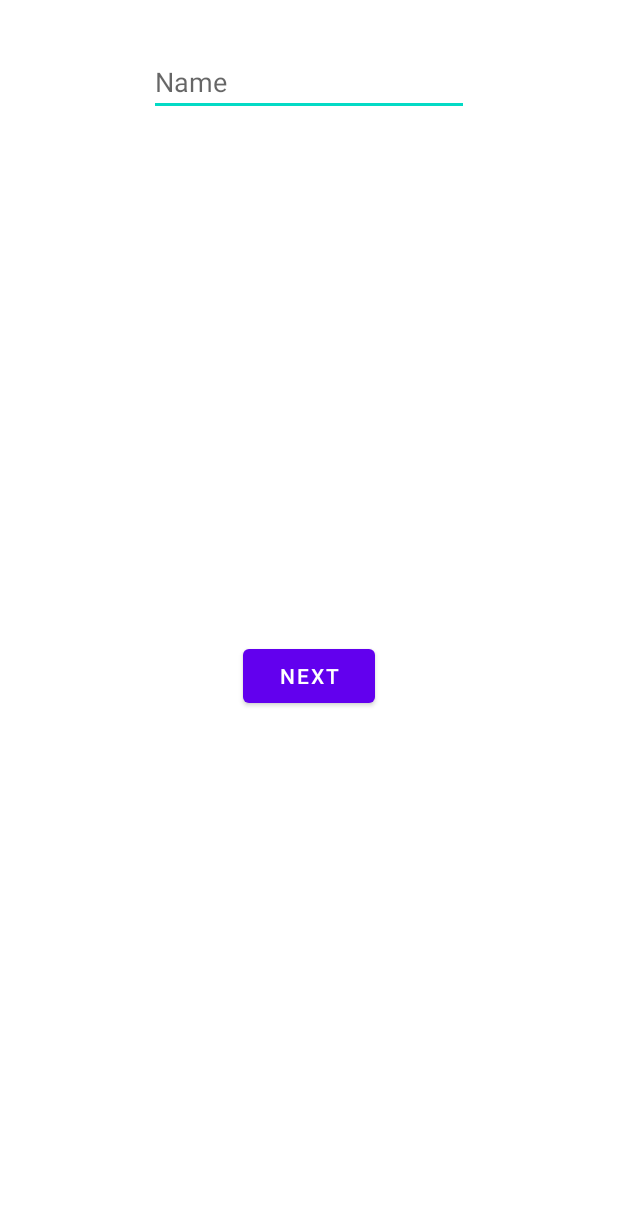
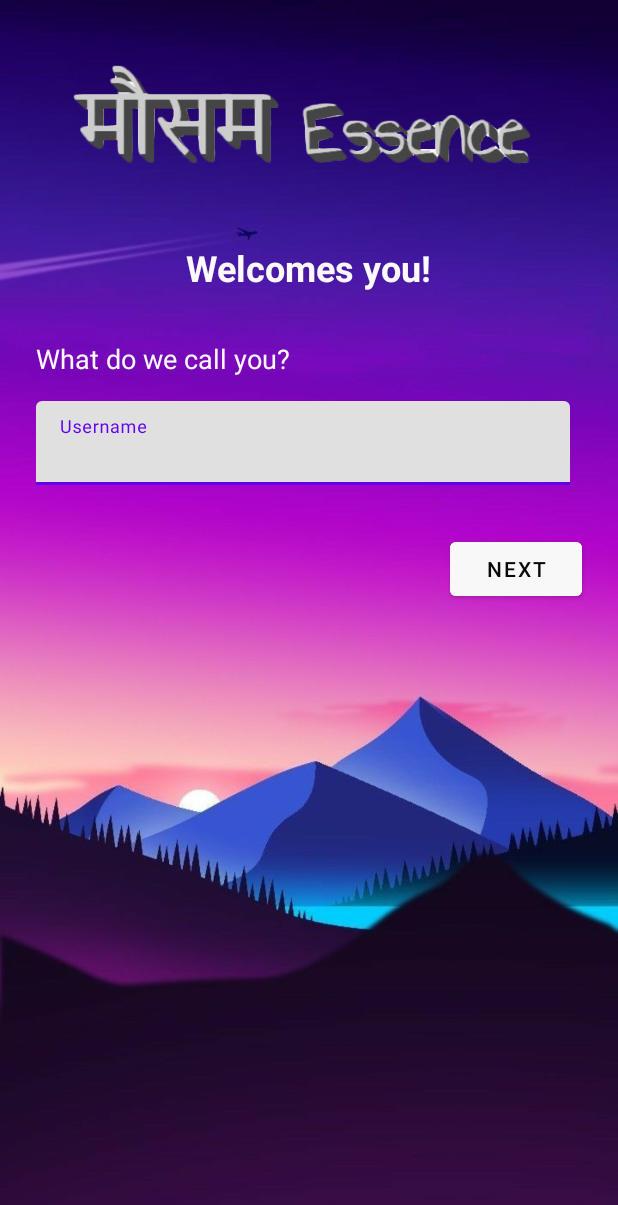
Before and after one commit to abhishek-yadav-aps/MausamEssence, an Android app: the screen it shows after launch (UserActivity), after a tap on "START", on a phone screen of 412 x 824 dp. Shown: the top 1205 px of the screen. Run offline under Robolectric (Android 15) with nearby library versions, the phone set to English and light mode, and no system bars; Roboto replaces fonts that are not available here.

Commit message:
userActivity Updated

```diff
--- a/app/src/main/java/com/abhitom/mausamessence/fragments/DateFragment.kt
+++ b/app/src/main/java/com/abhitom/mausamessence/fragments/DateFragment.kt
@@ -249,7 +249,8 @@ class DateFragment : Fragment(),DatePickerDialog.OnDateSetListener, AdapterView.
     }
 
     override fun onDateSet(view: DatePicker?, year: Int, month: Int, dayOfMonth: Int) {
-        binding?.tvDFDate?.text=dayOfMonth.toString()+"-"+(month+1).toString()+"-"+year.toString()
+        val date=dayOfMonth.toString()+"-"+(month+1).toString()+"-"+year.toString()
+        binding?.tvDFDate?.text=date
         dayOfMonthSaver=dayOfMonth
         yearSaver=year
         monthSaver=month
--- a/app/src/main/java/com/abhitom/mausamessence/fragments/ReportFragment.kt
+++ b/app/src/main/java/com/abhitom/mausamessence/fragments/ReportFragment.kt
@@ -34,7 +34,8 @@ class ReportFragment : Fragment(),InterfaceReport {
 
     override fun onViewCreated(view: View, savedInstanceState: Bundle?) {
         changeBackground()
-        binding?.txtUsername?.text="Hi, "+DashBoard.userName
+        val userNameText="Hi, "+DashBoard.userName+"!"
+        binding?.txtUsername?.text=userNameText
         if (DashBoard.isDataSaved) {
             if (!DashBoard.isCityFetched) {
                 binding?.txtLocation?.text = DashBoard.data.body()?.timezone
@@ -83,7 +84,6 @@ class ReportFragment : Fragment(),InterfaceReport {
     }
 
     override fun methodReport(list: MutableList<OneDay>) {
-        Log.i("TAGGER",list.toString())
         binding?.rv7Day?.layoutManager = LinearLayoutManager(context, LinearLayoutManager
             .HORIZONTAL, false)
         binding?.rv7Day?.itemAnimator = DefaultItemAnimator()
--- a/app/src/main/java/com/abhitom/mausamessence/fragments/SettingsFragment.kt
+++ b/app/src/main/java/com/abhitom/mausamessence/fragments/SettingsFragment.kt
@@ -41,7 +41,8 @@ class SettingsFragment : Fragment() {
                 Context.MODE_PRIVATE
             )
         }
-        _binding?.txtUsername!!.text="Hi, "+DashBoard.userName
+        val userNameText="Hi, "+DashBoard.userName
+        _binding?.txtUsername!!.text=userNameText
         _binding?.textInputUserName?.editText?.setText(DashBoard.userName)
         _binding?.btnSFSave?.setOnClickListener {
             if (!_binding!!.textInputUserName.editText?.text.isNullOrEmpty() || !_binding!!.textInputUserName.editText?.text.isNullOrBlank()) {
--- a/app/src/main/res/layout/activity_user.xml
+++ b/app/src/main/res/layout/activity_user.xml
@@ -4,32 +4,70 @@
     xmlns:tools="http://schemas.android.com/tools"
     android:layout_width="match_parent"
     android:layout_height="match_parent"
+    android:background="@drawable/nighthd"
     tools:context=".UserActivity">
-    <EditText
-        android:id="@+id/etUAName"
-        android:layout_width="wrap_content"
-        android:layout_height="wrap_content"
-        android:layout_marginStart="8dp"
-        android:layout_marginTop="32dp"
-        android:layout_marginEnd="8dp"
-        android:ems="10"
-        android:hint="Name"
-        android:inputType="textPersonName"
-        app:layout_constraintEnd_toEndOf="parent"
-        app:layout_constraintStart_toStartOf="parent"
-        app:layout_constraintTop_toTopOf="parent" />
 
     <Button
         android:id="@+id/btnUANext"
         android:layout_width="wrap_content"
         android:layout_height="wrap_content"
+        android:layout_marginTop="32dp"
+        android:layout_marginEnd="24dp"
+        android:backgroundTint="#F8F8F8"
+        android:text="@string/next"
+        android:textColor="#090808"
+        app:layout_constraintEnd_toEndOf="parent"
+        app:layout_constraintTop_toBottomOf="@+id/textInputLayout" />
+
+    <TextView
+        android:id="@+id/textView7"
+        android:layout_width="wrap_content"
+        android:layout_height="wrap_content"
+        android:layout_marginTop="2dp"
+        android:text="@string/welcomes_you"
+        android:textSize="24sp"
+        android:textStyle="bold"
+        app:layout_constraintEnd_toEndOf="parent"
+        app:layout_constraintStart_toStartOf="parent"
+        app:layout_constraintTop_toBottomOf="@+id/imageView" />
+
+    <ImageView
+        android:id="@+id/imageView"
+        android:layout_width="0dp"
+        android:layout_height="wrap_content"
+        android:adjustViewBounds="true"
+        android:cropToPadding="true"
+        app:layout_constraintEnd_toEndOf="parent"
+        app:layout_constraintStart_toStartOf="parent"
+        app:layout_constraintTop_toTopOf="parent"
+        app:srcCompat="@drawable/logo" />
+
+    <TextView
+        android:id="@+id/textView11"
+        android:layout_width="wrap_content"
+        android:layout_height="wrap_content"
         android:layout_marginStart="24dp"
         android:layout_marginTop="32dp"
-        android:layout_marginEnd="24dp"
-        android:layout_marginBottom="32dp"
-        android:text="NEXT"
-        app:layout_constraintBottom_toBottomOf="parent"
+        android:text="@string/what_do_we_call_you"
+        android:textSize="18sp"
+        app:layout_constraintStart_toStartOf="parent"
+        app:layout_constraintTop_toBottomOf="@+id/textView7" />
+
+    <com.google.android.material.textfield.TextInputLayout
+        android:id="@+id/textInputLayout"
+        android:layout_width="0dp"
+        android:layout_height="wrap_content"
+        android:layout_marginTop="16dp"
+        android:layout_marginEnd="32dp"
         app:layout_constraintEnd_toEndOf="parent"
-        app:layout_constraintStart_toStartOf="parent"
-        app:layout_constraintTop_toBottomOf="@+id/etUAName" />
+        app:layout_constraintStart_toStartOf="@+id/textView11"
+        app:layout_constraintTop_toBottomOf="@+id/textView11">
+
+        <com.google.android.material.textfield.TextInputEditText
+            android:layout_width="match_parent"
+            android:layout_height="wrap_content"
+            android:id="@+id/etUAName"
+            android:inputType="textPersonName"
+            android:hint="@string/username" />
+    </com.google.android.material.textfield.TextInputLayout>
 </androidx.constraintlayout.widget.ConstraintLayout>
--- a/app/src/main/res/values/strings.xml
+++ b/app/src/main/res/values/strings.xml
@@ -15,4 +15,8 @@
     <string name="uv_index">UV Index</string>
     <string name="hi_user">Hi, User!</string>
     <string name="search_button">Search Button</string>
+    <string name="what_do_we_call_you">What do we call you?</string>
+    <string name="welcomes_you">Welcomes you!</string>
+    <string name="next">NEXT</string>
+    <string name="username">Username</string>
 </resources>
```
Also changed, not shown: app/src/main/java/com/abhitom/mausamessence/DashBoard.kt (+4 -4 lines), app/src/main/java/com/abhitom/mausamessence/ReportAdapter.kt (+5 -5 lines), app/src/main/res/drawable/logo.png (added).
